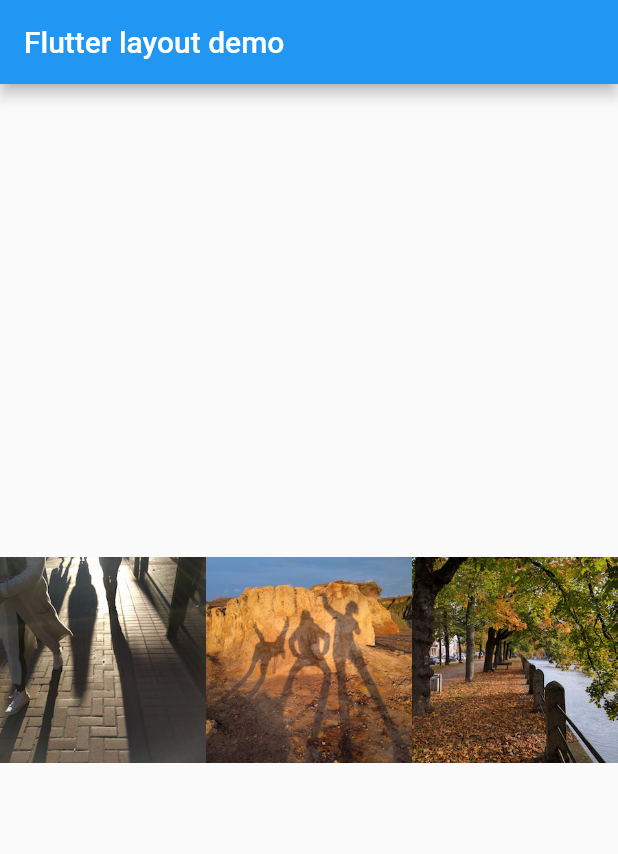
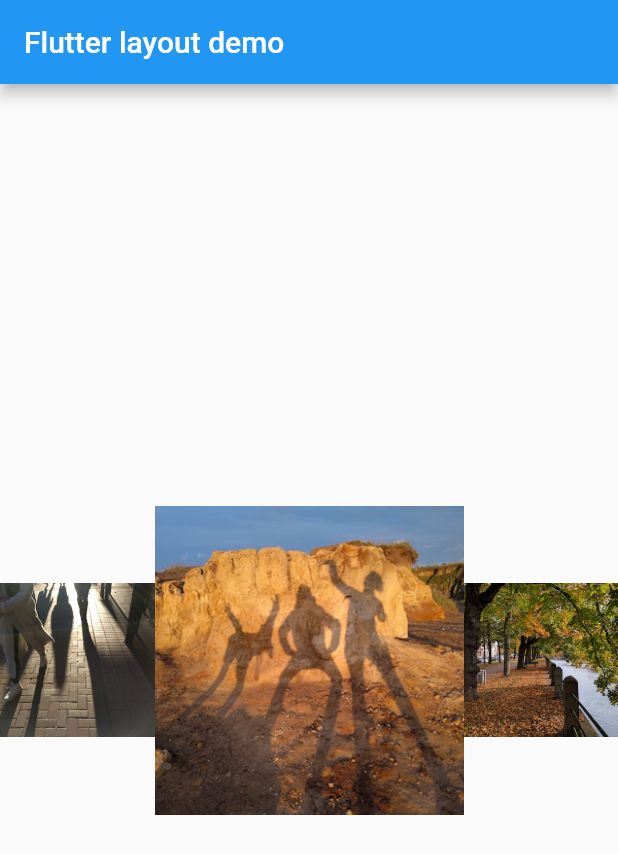
Before and after one commit to jchr86/flutter-dev, a Flutter app: the screen it shows after launch, on a phone screen of 412 x 824 dp. Shown: the top 854 px of the screen. Run offline on Flutter 3.47's test engine with Material 2 defaults, Android fonts, the phone set to English and light mode, and no system bars.

Commit message:
Layout expanded images with flex.

```diff
--- a/lib/main.dart
+++ b/lib/main.dart
@@ -12,13 +12,13 @@ class MyApp extends StatelessWidget {
           title: Text('Flutter layout demo'),
         ),
         body: Center(
-          child: buildExpandedImages(),
+          child: buildExpandedImagesWithFlex(),
         ),
       ),
     );
   }
 
-  Widget buildExpandedImages() =>
+  Widget buildExpandedImagesWithFlex() =>
       Row(
         mainAxisAlignment: MainAxisAlignment.center,
         children: [
@@ -26,6 +26,7 @@ class MyApp extends StatelessWidget {
             child: Image.asset('images/pic1.jpg'),
           ),
           Expanded(
+            flex: 2,
             child: Image.asset('images/pic2.jpg'),
           ),
           Expanded(
```
